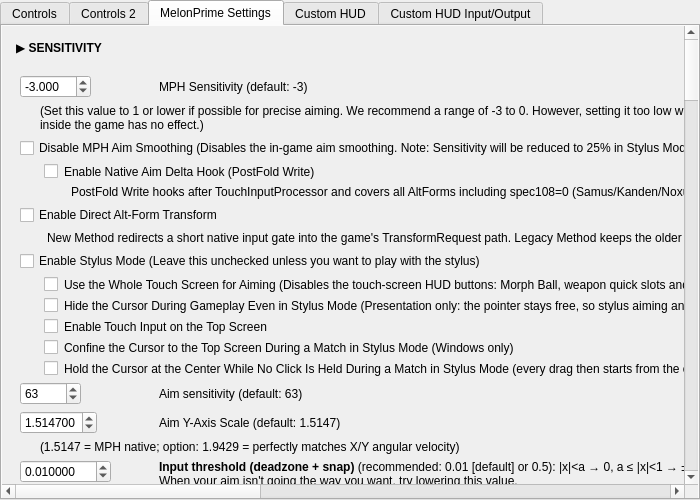
Above: src/frontend/qt_sdl/InputConfig/MelonPrimeInputConfig.ui from ag-advania/melonPrimeDS before the change. Below: the same form after it.
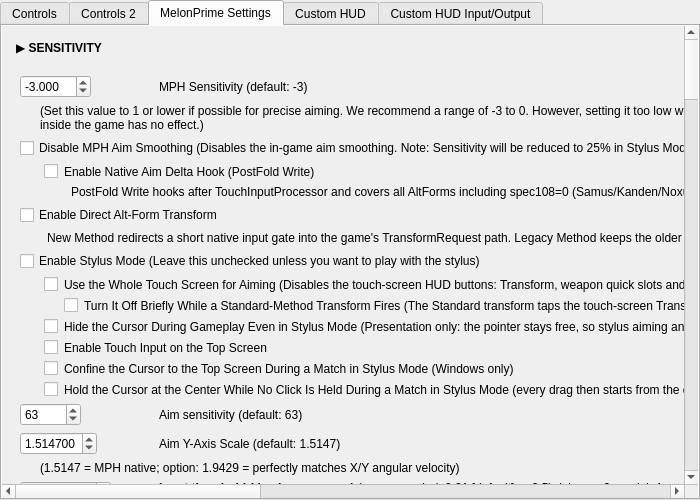
That is the form after the change. The open tabs and pages were chosen to show the change.

Commit message: feat(input): add an opt-in that lifts Touch-Screen-Aim-Only while a Standard transform fires

```diff
--- a/src/frontend/qt_sdl/InputConfig/MelonPrimeInputConfig.ui
+++ b/src/frontend/qt_sdl/InputConfig/MelonPrimeInputConfig.ui
@@ -146,35 +146,41 @@
 										</item>
 										<item row="11" column="0" colspan="2">
 											<widget class="QCheckBox" name="cbMetroidEnableTouchScreenAimOnly">
-												<property name="text"><string>Use the Whole Touch Screen for Aiming (Disables the touch-screen HUD buttons: Morph Ball, weapon quick slots and the weapon menu. Double-tap jump and the touch boost gesture still work)</string></property>
+												<property name="text"><string>Use the Whole Touch Screen for Aiming (Disables the touch-screen HUD buttons: Transform, weapon quick slots and the weapon menu. Double-tap jump and the touch boost gesture still work)</string></property>
 												<property name="styleSheet"><string>QCheckBox { margin-left: 24px; }</string></property>
 											</widget>
 										</item>
 										<item row="12" column="0" colspan="2">
+											<widget class="QCheckBox" name="cbMetroidEnableTouchScreenAimOnlySuspendForTransform">
+												<property name="text"><string>Turn It Off Briefly While a Standard-Method Transform Fires (The Standard transform taps the touch-screen Transform button, which the option above disables. This re-enables the HUD hit-test for those few frames only)</string></property>
+												<property name="styleSheet"><string>QCheckBox { margin-left: 44px; }</string></property>
+											</widget>
+										</item>
+										<item row="13" column="0" colspan="2">
 											<widget class="QCheckBox" name="cbMetroidEnableStylusHideCursorInGame">
 												<property name="text"><string>Hide the Cursor During Gameplay Even in Stylus Mode (Presentation only: the pointer stays free, so stylus aiming and touch input are unaffected)</string></property>
 												<property name="styleSheet"><string>QCheckBox { margin-left: 24px; }</string></property>
 											</widget>
 										</item>
-										<item row="13" column="0" colspan="2">
+										<item row="14" column="0" colspan="2">
 											<widget class="QCheckBox" name="cbMetroidEnableTopScreenTouch">
 												<property name="text"><string>Enable Touch Input on the Top Screen</string></property>
 												<property name="styleSheet"><string>QCheckBox { margin-left: 24px; }</string></property>
 											</widget>
 										</item>
-										<item row="14" column="0" colspan="2">
+										<item row="15" column="0" colspan="2">
 											<widget class="QCheckBox" name="cbMetroidEnableStylusConfineCursorToTopScreen">
 												<property name="text"><string>Confine the Cursor to the Top Screen During a Match in Stylus Mode (Windows only)</string></property>
 												<property name="styleSheet"><string>QCheckBox { margin-left: 24px; }</string></property>
 											</widget>
 										</item>
-										<item row="15" column="0" colspan="2">
+										<item row="16" column="0" colspan="2">
 											<widget class="QCheckBox" name="cbMetroidEnableStylusHoldCursorAtCenterWhenNotClicking">
 												<property name="text"><string>Hold the Cursor at the Center While No Click Is Held During a Match in Stylus Mode (every drag then starts from the center with its full range)</string></property>
 												<property name="styleSheet"><string>QCheckBox { margin-left: 24px; }</string></property>
 											</widget>
 										</item>
-										<item row="16" column="0">
+										<item row="17" column="0">
 											<widget class="QSpinBox" name="metroidAimSensitvitySpinBox">
 												<property name="minimum">
 													<number>0</number>
@@ -187,14 +193,14 @@
 												</property>
 											</widget>
 										</item>
-										<item row="16" column="1">
+										<item row="17" column="1">
 											<widget class="QLabel" name="metroidAimSensitvityLabel">
 												<property name="text">
 													<string>Aim sensitivity (default: 63)</string>
 												</property>
 											</widget>
 										</item>
-										<item row="17" column="0">
+										<item row="18" column="0">
 											<widget class="QDoubleSpinBox" name="metroidAimYAxisScaleSpinBox">
 												<property name="minimum">
 													<double>0.000001</double>
@@ -213,14 +219,14 @@
 												</property>
 											</widget>
 										</item>
-										<item row="17" column="1">
+										<item row="18" column="1">
 											<widget class="QLabel" name="metroidAimYAxisScaleLabel">
 												<property name="text">
 													<string>Aim Y-Axis Scale (default: 1.5147)</string>
 												</property>
 											</widget>
 										</item>
-										<item row="18" column="0" colspan="2">
+										<item row="19" column="0" colspan="2">
 											<widget class="QLabel" name="metroidAimYAxisScaleLabel2">
 												<property name="text">
 													<string>(1.5147 = MPH native; option: 1.9429 = perfectly matches X/Y angular velocity)</string>
@@ -233,7 +239,7 @@
 												</property>
 											</widget>
 										</item>
-										<item row="19" column="0">
+										<item row="20" column="0">
 											<widget class="QDoubleSpinBox" name="metroidAimAdjustSpinBox">
 												<property name="minimum">
 													<double>0.000000</double>
@@ -252,19 +258,19 @@
 												</property>
 											</widget>
 										</item>
-										<item row="19" column="1">
+										<item row="20" column="1">
 											<widget class="QLabel" name="metroidAimAdjustLabel">
 												<property name="text">
 													<string notr="true">&lt;html&gt;&lt;head/&gt;&lt;body&gt;&lt;p&gt;&lt;b&gt;Input threshold (deadzone + snap)&lt;/b&gt; (recommended: 0.01 [default] or 0.5): |x|&amp;lt;a → 0, a ≤ |x|&amp;lt;1 → ±1, |x|≥1 → as is (a=0: off = all values under 1 ignored, no snap)&lt;br/&gt;When your aim isn't going the way you want, try lowering this value.&lt;/p&gt;&lt;/body&gt;&lt;/html&gt;</string>
 												</property>
 											</widget>
 										</item>
-										<item row="20" column="0" colspan="2">
+										<item row="21" column="0" colspan="2">
 											<widget class="QCheckBox" name="cbMetroidEnableAimAccumulator">
 												<property name="text"><string>Enable Aim Sub-pixel Accumulator (Carry fractional mouse movement across frames. Enable for smoother low-sensitivity aiming)</string></property>
 											</widget>
 										</item>
-										<item row="21" column="0">
+										<item row="22" column="0">
 											<widget class="QPushButton" name="metroidResetSensitivityValues">
 												<property name="text">
 													<string>Reset sensitivity values</string>
```
The commit also changes 10 other files.
